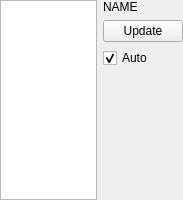
mrdeveloperdude/OctoMY, file integration/v2/src/libs/libdebug/widgets/debug/ui/SimpleTableDebugWidget.ui: the form before one commit.
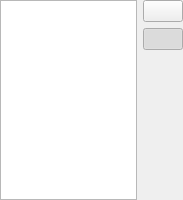
The form after the commit. Icons and pictures are not drawn. Custom widgets are drawn as their Qt base class.

Commit message: Updated lists in debugger to use icons on update buttons

Diff of the .ui file:
```diff
--- a/integration/v2/src/libs/libdebug/widgets/debug/ui/SimpleTableDebugWidget.ui
+++ b/integration/v2/src/libs/libdebug/widgets/debug/ui/SimpleTableDebugWidget.ui
@@ -56,30 +56,40 @@
    </item>
    <item>
     <layout class="QVBoxLayout" name="verticalLayout">
-     <item>
-      <widget class="QLabel" name="labelName">
-       <property name="sizePolicy">
-        <sizepolicy hsizetype="Minimum" vsizetype="Fixed">
-         <horstretch>0</horstretch>
-         <verstretch>0</verstretch>
-        </sizepolicy>
-       </property>
-       <property name="text">
-        <string>NAME</string>
-       </property>
-      </widget>
-     </item>
      <item>
       <widget class="QPushButton" name="pushButtonUpdate">
        <property name="text">
-        <string>Update</string>
+        <string/>
+       </property>
+       <property name="icon">
+        <iconset resource="../../../../libres/resources/icons.qrc">
+         <normaloff>:/icons/update_once.svg</normaloff>:/icons/update_once.svg</iconset>
+       </property>
+       <property name="iconSize">
+        <size>
+         <width>32</width>
+         <height>32</height>
+        </size>
        </property>
       </widget>
      </item>
      <item>
-      <widget class="QCheckBox" name="checkBoxUpdateRealtime">
+      <widget class="QPushButton" name="pushButtonUpdateRealtime">
        <property name="text">
-        <string>Auto</string>
+        <string/>
+       </property>
+       <property name="icon">
+        <iconset resource="../../../../libres/resources/icons.qrc">
+         <normaloff>:/icons/update_auto.svg</normaloff>:/icons/update_auto.svg</iconset>
+       </property>
+       <property name="iconSize">
+        <size>
+         <width>32</width>
+         <height>32</height>
+        </size>
+       </property>
+       <property name="checkable">
+        <bool>true</bool>
        </property>
        <property name="checked">
         <bool>true</bool>
```
Left out of the diff: 6 changed lines with no effect on the pictures. The commit also changes 7 other files.
